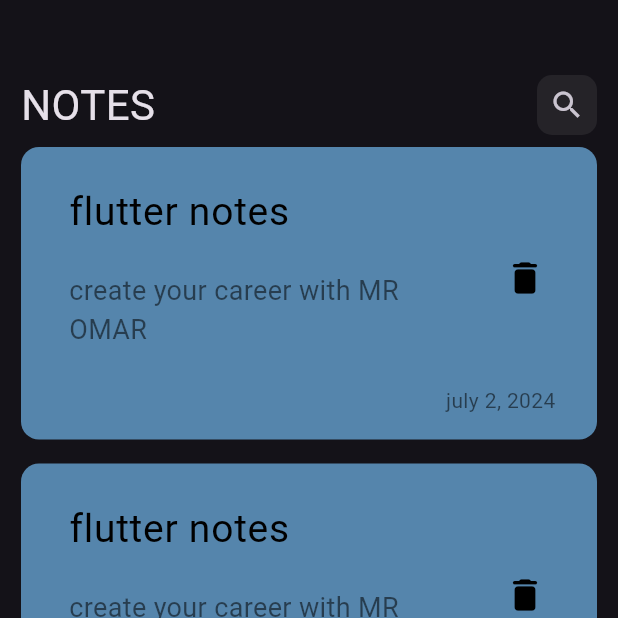
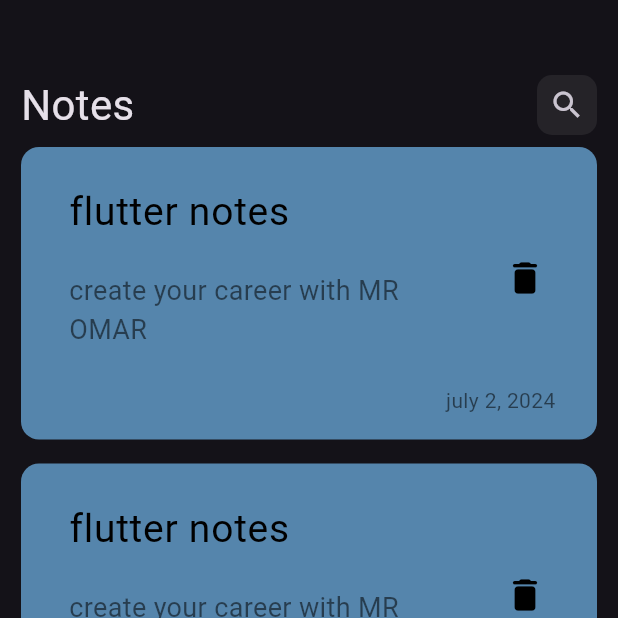
Before and after one commit to Omarsameh21/notes_app, a Flutter app: the screen it shows after launch, on a phone screen of 412 x 824 dp, the top half of it. Run offline on Flutter 3.47's test engine with Material 3 defaults, Android fonts, the phone set to English and light mode, and no system bars.

Commit message:
create edit note view

```diff
--- a/lib/views/add_note_bottom_sheet.dart
+++ b/lib/views/add_note_bottom_sheet.dart
@@ -16,7 +16,6 @@ class AddNote extends StatelessWidget {
           ),
           CostumTextField(
             hintText: 'Title',
-            Vert: 20,
           ),
           SizedBox(
             height: 16,
--- a/lib/views/widgets/costum_app_bar.dart
+++ b/lib/views/widgets/costum_app_bar.dart
@@ -1,21 +1,21 @@
 import 'package:flutter/material.dart';
-import 'package:notes_app/views/widgets/costum_search_icon.dart';
+import 'package:notes_app/views/widgets/costum_icon.dart';
 
 class CostumAppBar extends StatelessWidget {
-  const CostumAppBar({super.key});
-
+  const CostumAppBar({super.key, required this.text});
+  final String text;
   @override
   Widget build(BuildContext context) {
-    return const Row(
+    return  Row(
       children: [
         Text(
-          'NOTES',
+          text,
           style: TextStyle(fontSize: 28),
         ),
-        Spacer(
+       const Spacer(
           flex: 1,
         ),
-        CostumSearchIcon()
+       const CostumIcon(icon: Icon(Icons.search),)
       ],
     );
   }
--- a/lib/views/widgets/costum_search_icon.dart
+++ b/lib/views/widgets/costum_icon.dart
@@ -1,8 +1,8 @@
 import 'package:flutter/material.dart';
 
-class CostumSearchIcon extends StatelessWidget {
-  const CostumSearchIcon({super.key});
-
+class CostumIcon extends StatelessWidget {
+  const CostumIcon({super.key, required this.icon});
+  final Icon icon;
   @override
   Widget build(BuildContext context) {
     return Container(
@@ -12,12 +12,7 @@ class CostumSearchIcon extends StatelessWidget {
         borderRadius: BorderRadius.circular(10),
         color: Colors.white.withOpacity(.07),
       ),
-      child: IconButton(
-        onPressed: () {},
-        icon: const Icon(
-          Icons.search,
-        ),
-      ),
+      child: IconButton(onPressed: () {}, icon: icon),
     );
   }
 }
--- a/lib/views/widgets/notes_view_body.dart
+++ b/lib/views/widgets/notes_view_body.dart
@@ -12,7 +12,9 @@ class NotesViewBody extends StatelessWidget {
       padding: EdgeInsets.only(right: 14, left: 14, top: 50, bottom: 10),
       child: Column(
         children: [
-          CostumAppBar(),
+          CostumAppBar(
+            text: 'Notes',
+          ),
           Expanded(
             child: NotesListView(),
           ),
```
Also changed, not shown: lib/views/edit_note_view.dart (added, +13 -0 lines), lib/views/notes_item.dart (+11 -0 lines), lib/views/widgets/edit_note_view_body.dart (added, +10 -0 lines).
